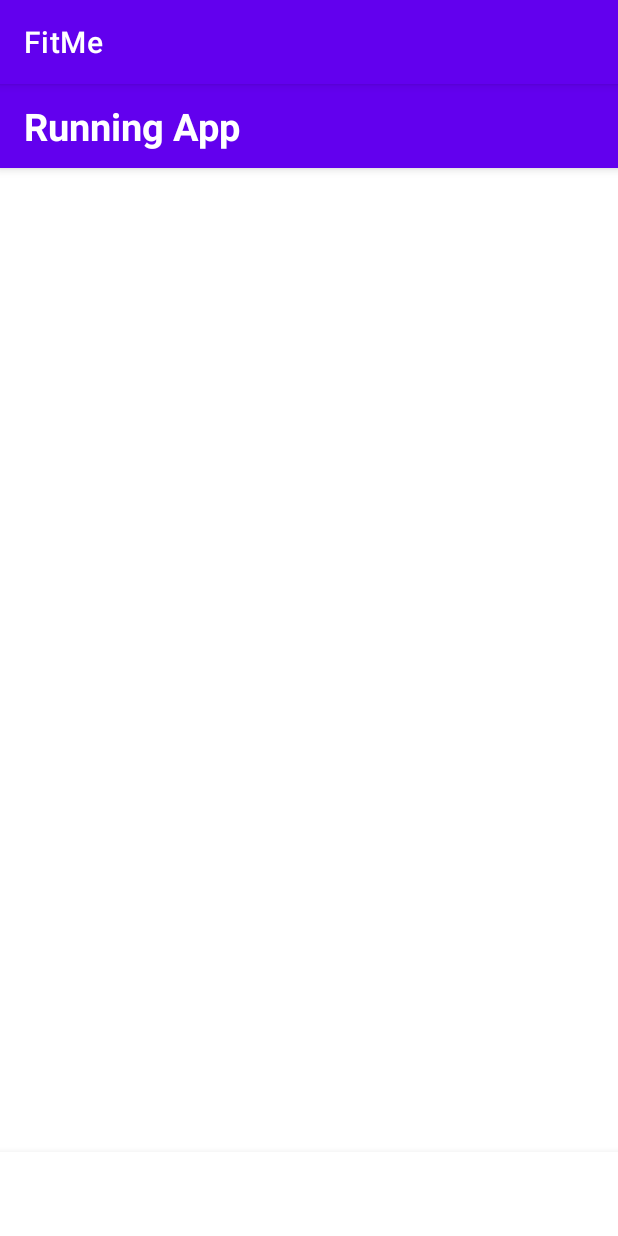
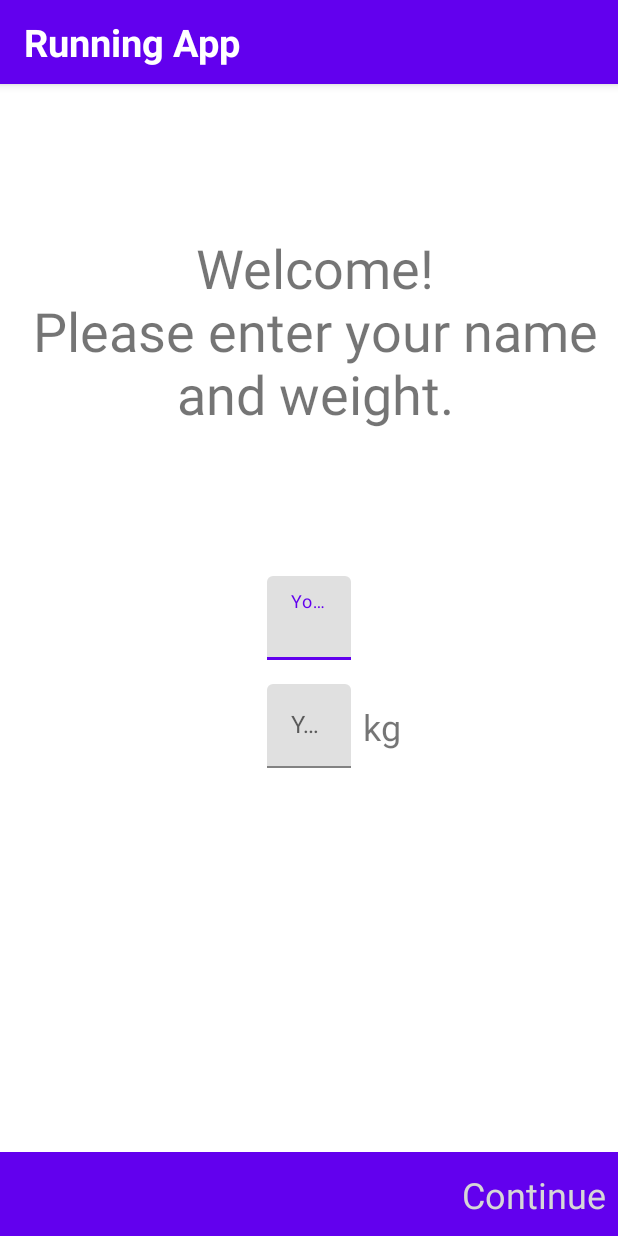
Before and after one commit to thisisvd/FitMe-App, an Android app: the screen it shows after launch (MainActivity), on a phone screen of 412 x 824 dp. Run offline under Robolectric (Android 15) with nearby library versions, the phone set to English and light mode, and no system bars; our stand-ins replace Dagger/Hilt's generated code, Room's generated code, navigation-ui.

Commit message:
new map update...

```diff
--- a/app/src/main/java/com/vdcodeassociate/fitme/constants/Constants.kt
+++ b/app/src/main/java/com/vdcodeassociate/fitme/constants/Constants.kt
@@ -4,4 +4,6 @@ object Constants {
 
     const val RUNNING_DATABASE_NAME = "running_db"
 
+    const val REQUEST_CODE_LOCATION_PERMISSION = 0
+
 }
--- a/app/src/main/java/com/vdcodeassociate/fitme/ui/MainActivity.kt
+++ b/app/src/main/java/com/vdcodeassociate/fitme/ui/MainActivity.kt
@@ -3,7 +3,11 @@ package com.vdcodeassociate.fitme.ui
 import androidx.appcompat.app.AppCompatActivity
 import android.os.Bundle
 import android.util.Log
+import android.view.View
+import androidx.navigation.findNavController
+import androidx.navigation.ui.setupWithNavController
 import com.vdcodeassociate.fitme.R
+import com.vdcodeassociate.fitme.databinding.ActivityMainBinding
 import com.vdcodeassociate.fitme.room.RunDao
 import dagger.hilt.android.AndroidEntryPoint
 import javax.inject.Inject
@@ -14,11 +18,34 @@ class MainActivity : AppCompatActivity() {
     @Inject
     lateinit var runDao: RunDao
 
+    // viewBinding
+    lateinit var binding: ActivityMainBinding
+
     override fun onCreate(savedInstanceState: Bundle?) {
         super.onCreate(savedInstanceState)
-        setContentView(R.layout.activity_main)
+        binding = ActivityMainBinding.inflate(layoutInflater)
+        setContentView(binding.root)
 
-        Log.d("runDao","RUNDAO : ${runDao.hashCode()}")
+        // Toolbar support
+        setSupportActionBar(binding.toolbar)
+
+        // Setting up bottom nav controller
+        val navHostFragment: View? = findViewById(R.id.navHostFragment)
+
+        binding.bottomNavigationView.setupWithNavController(navHostFragment!!.findNavController())
+
+        navHostFragment.findNavController()
+            .addOnDestinationChangedListener { _, destination, _ ->
+
+                when(destination.id){
+                    R.id.settingsFragment, R.id.runFragment, R.id.statisticsFragment ->
+                        binding.bottomNavigationView.visibility = View.VISIBLE
+                    else -> binding.bottomNavigationView.visibility = View.GONE
+                }
+
+            }
 
     }
+
+
 }
--- a/app/src/main/java/com/vdcodeassociate/fitme/ui/fragments/SetupFragment.kt
+++ b/app/src/main/java/com/vdcodeassociate/fitme/ui/fragments/SetupFragment.kt
@@ -4,7 +4,9 @@ import android.os.Bundle
 import android.view.LayoutInflater
 import android.view.View
 import android.view.ViewGroup
+import android.widget.Toast
 import androidx.fragment.app.Fragment
+import androidx.navigation.fragment.findNavController
 import com.vdcodeassociate.fitme.R
 import com.vdcodeassociate.fitme.databinding.FragmentSetupBinding
 
@@ -12,13 +14,13 @@ class SetupFragment : Fragment(R.layout.fragment_setup){
 
     private lateinit var binding: FragmentSetupBinding
 
-    override fun onCreateView(
-        inflater: LayoutInflater,
-        container: ViewGroup?,
-        savedInstanceState: Bundle?
-    ): View? {
-        binding = FragmentSetupBinding.inflate(inflater,container,false)
-        return binding.root
+    override fun onViewCreated(view: View, savedInstanceState: Bundle?) {
+        super.onViewCreated(view, savedInstanceState)
+        binding = FragmentSetupBinding.bind(view)
+
+        binding.tvContinue.setOnClickListener {
+            findNavController().navigate(R.id.action_setupFragment_to_runFragment)
+        }
     }
 
 }
--- a/app/src/main/res/layout/activity_main.xml
+++ b/app/src/main/res/layout/activity_main.xml
@@ -52,7 +52,8 @@
             android:layout_width="match_parent"
             android:layout_height="match_parent"
             android:name="androidx.navigation.fragment.NavHostFragment"
-            app:defaultNavHost="true" />
+            app:defaultNavHost="true"
+            app:navGraph="@navigation/bottom_nav_graph"/>
 
     </FrameLayout>
 
@@ -60,6 +61,7 @@
         android:id="@+id/bottomNavigationView"
         android:layout_width="match_parent"
         android:layout_height="56dp"
+        app:menu="@menu/bottom_nav_menu"
         app:itemIconTint="@drawable/bottom_nav_selector"
         app:itemTextColor="@drawable/bottom_nav_selector"
         app:layout_constraintBottom_toBottomOf="parent"
--- /dev/null
+++ b/app/src/main/res/menu/bottom_nav_menu.xml
@@ -0,0 +1,19 @@
+<?xml version="1.0" encoding="utf-8"?>
+<menu xmlns:android="http://schemas.android.com/apk/res/android">
+
+    <item
+        android:id="@+id/runFragment"
+        android:title="Runs"
+        android:icon="@drawable/ic_run"/>
+
+    <item
+        android:id="@+id/statisticsFragment"
+        android:title="Statistics"
+        android:icon="@drawable/ic_graph"/>
+
+    <item
+        android:id="@+id/settingsFragment"
+        android:title="Settings"
+        android:icon="@drawable/ic_settings"/>
+
+</menu>
--- /dev/null
+++ b/app/src/main/res/navigation/bottom_nav_graph.xml
@@ -0,0 +1,39 @@
+<?xml version="1.0" encoding="utf-8"?>
+<navigation xmlns:android="http://schemas.android.com/apk/res/android"
+    xmlns:app="http://schemas.android.com/apk/res-auto"
+    android:id="@+id/bottom_nav_graph"
+    app:startDestination="@id/setupFragment">
+
+    <fragment
+        android:id="@+id/setupFragment"
+        android:name="com.vdcodeassociate.runningtrackerapp.ui.Fragments.SetupFragment"
+        android:label="SetupFragment" >
+        <action
+            android:id="@+id/action_setupFragment_to_runFragment"
+            app:destination="@id/runFragment" />
+    </fragment>
+    <fragment
+        android:id="@+id/runFragment"
+        android:name="com.vdcodeassociate.runningtrackerapp.ui.Fragments.RunFragment"
+        android:label="RunFragment" >
+        <action
+            android:id="@+id/action_runFragment_to_trackingFragment"
+            app:destination="@id/trackingFragment" />
+    </fragment>
+    <fragment
+        android:id="@+id/statisticsFragment"
+        android:name="com.vdcodeassociate.runningtrackerapp.ui.Fragments.StatisticsFragment"
+        android:label="StatisticsFragment" />
+    <fragment
+        android:id="@+id/settingsFragment"
+        android:name="com.vdcodeassociate.runningtrackerapp.ui.Fragments.SettingsFragment"
+        android:label="SettingsFragment" />
+    <fragment
+        android:id="@+id/trackingFragment"
+        android:name="com.vdcodeassociate.runningtrackerapp.ui.Fragments.TrackingFragment"
+        android:label="TrackingFragment" >
+        <action
+            android:id="@+id/action_trackingFragment_to_runFragment"
+            app:destination="@id/runFragment" />
+    </fragment>
+</navigation>
--- a/app/src/main/res/values-night/themes.xml
+++ b/app/src/main/res/values-night/themes.xml
@@ -1,6 +1,6 @@
 <resources xmlns:tools="http://schemas.android.com/tools">
     <!-- Base application theme. -->
-    <style name="Theme.FitMe" parent="Theme.MaterialComponents.DayNight.DarkActionBar">
+    <style name="Theme.FitMe" parent="Theme.MaterialComponents.DayNight.NoActionBar">
         <!-- Primary brand color. -->
         <item name="colorPrimary">@color/purple_200</item>
         <item name="colorPrimaryVariant">@color/purple_700</item>
--- a/app/src/main/res/values/themes.xml
+++ b/app/src/main/res/values/themes.xml
@@ -1,6 +1,6 @@
 <resources xmlns:tools="http://schemas.android.com/tools">
     <!-- Base application theme. -->
-    <style name="Theme.FitMe" parent="Theme.MaterialComponents.DayNight.DarkActionBar">
+    <style name="Theme.FitMe" parent="Theme.MaterialComponents.DayNight.NoActionBar">
         <!-- Primary brand color. -->
         <item name="colorPrimary">@color/purple_500</item>
         <item name="colorPrimaryVariant">@color/purple_700</item>
```
Also changed, not shown: app/src/main/java/com/vdcodeassociate/fitme/ui/fragments/RunFragment.kt (+52 -8 lines), app/src/main/java/com/vdcodeassociate/fitme/ui/fragments/StatisticsFragment.kt (+7 -0 lines), app/src/main/java/com/vdcodeassociate/fitme/ui/fragments/TrackingFragment.kt (+43 -0 lines), app/src/main/java/com/vdcodeassociate/fitme/utils/TrackingUtility.kt (added, +27 -0 lines).
